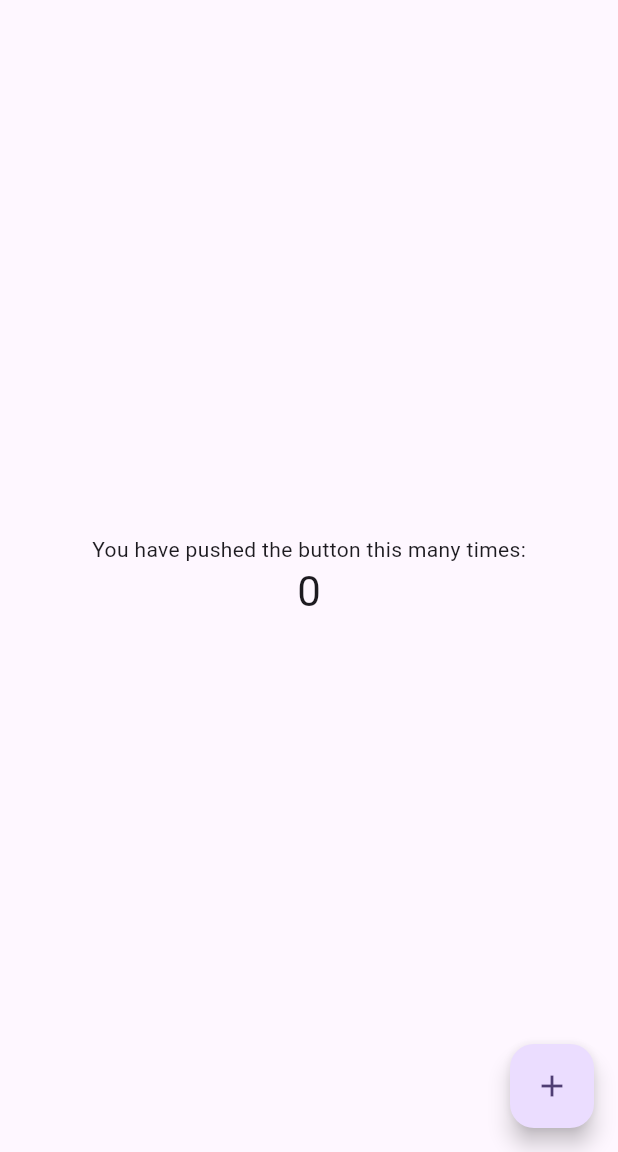
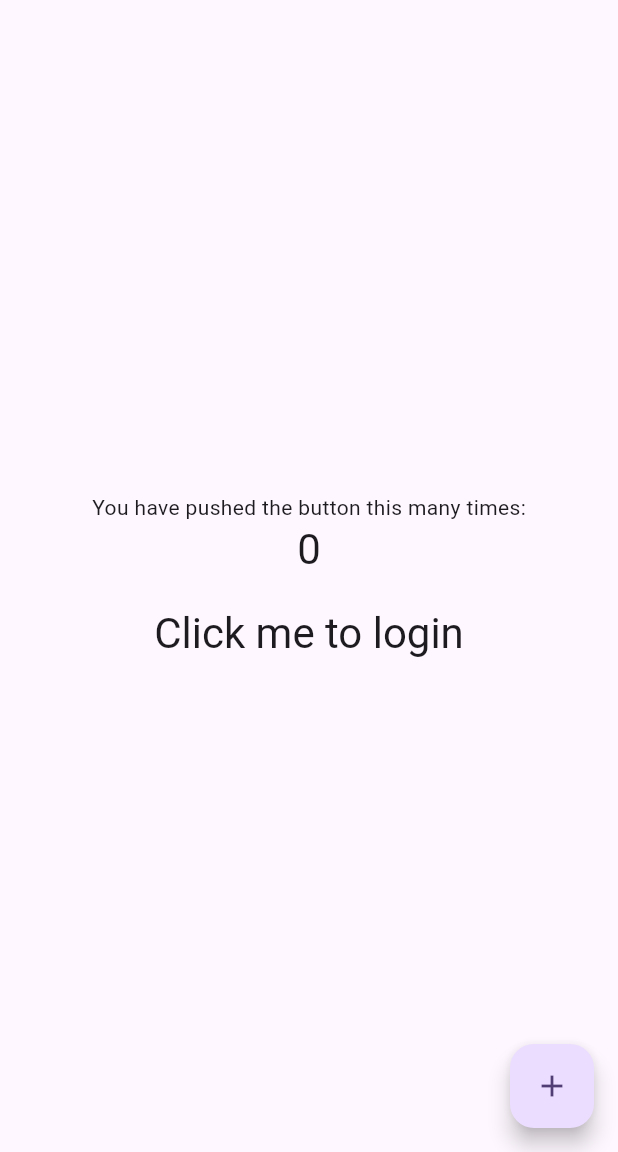
Before and after one commit to zzzbra/my_app, a Flutter app: the screen it shows after launch, on a phone screen of 412 x 824 dp, the part 84-1236 px from its top. Run offline on Flutter 3.47's test engine with Material 3 defaults, Android fonts, the phone set to English and light mode, and no system bars; our stand-ins replace firebase_auth, firebase_core; accounts and stored records are empty.

Commit message:
Add login to firebase app

```diff
--- a/lib/main.dart
+++ b/lib/main.dart
@@ -1,5 +1,6 @@
 import 'package:flutter/material.dart';
 import 'package:firebase_core/firebase_core.dart';
+import 'package:firebase_auth/firebase_auth.dart';
 import 'firebase_options.dart';
 
 void main() async {
@@ -12,7 +13,9 @@ void main() async {
 }
 
 class MyApp extends StatelessWidget {
-  const MyApp({super.key});
+  const MyApp({
+    super.key,
+  });
 
   // This widget is the root of your application.
   @override
@@ -63,6 +66,7 @@ class MyHomePage extends StatefulWidget {
 
 class _MyHomePageState extends State<MyHomePage> {
   int _counter = 0;
+  String? _uid;
 
   void _incrementCounter() {
     setState(() {
@@ -73,6 +77,22 @@ class _MyHomePageState extends State<MyHomePage> {
       // called again, and so nothing would appear to happen.
       _counter++;
     });
+  }
+
+  Future<void> _login() async {
+    try {
+      final userCredential =
+          await FirebaseAuth.instance.signInWithEmailAndPassword(
+        email: 'zbrady+1206@lineleap.com',
+        password: 'test1234',
+      );
+      print('userCredential: $userCredential');
+      setState(() {
+        _uid = userCredential.user?.uid;
+      });
+    } catch (e) {
+      print('Error: $e');
+    }
   }
 
   @override
@@ -119,6 +139,20 @@ class _MyHomePageState extends State<MyHomePage> {
               '$_counter',
               style: Theme.of(context).textTheme.headlineMedium,
             ),
+            const SizedBox(height: 20),
+            GestureDetector(
+              onTap: _login,
+              child: Text(
+                'Click me to login',
+                style: Theme.of(context).textTheme.headlineMedium,
+              ),
+            ),
+            if (_uid != null) ...[
+              Text(
+                'Your user id is $_uid',
+                style: Theme.of(context).textTheme.headlineMedium,
+              ),
+            ]
           ],
         ),
       ),
--- a/pubspec.yaml
+++ b/pubspec.yaml
@@ -35,6 +35,8 @@ dependencies:
   # Use with the CupertinoIcons class for iOS style icons.
   cupertino_icons: ^1.0.2
   firebase_core: ^2.25.4
+  firebase_auth: ^4.17.4
+  cloud_firestore: ^4.15.4
 
 dev_dependencies:
   flutter_test:
```
Also changed, not shown: pubspec.lock, 3 other files.
